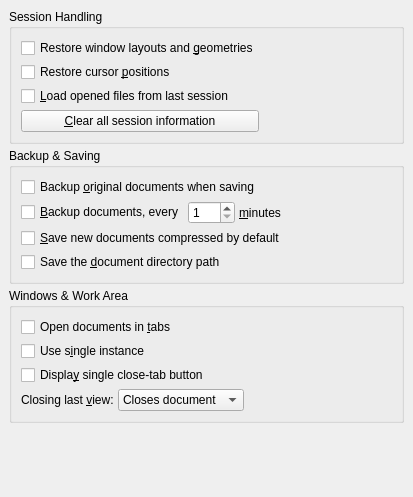
This is src/frontends/qt/ui/PrefDocHandlingUi.ui in cburschka/lyx as Qt 5 draws it before an edit. The edited form follows.
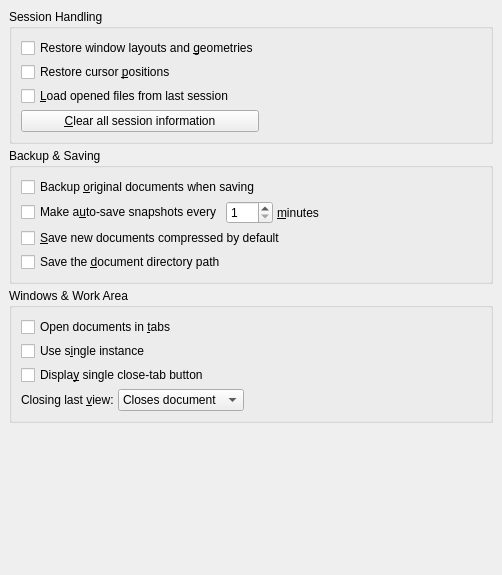
This is the edited form.

Commit message: Differentiate backups from autosave files (#12659)

```diff
--- a/src/frontends/qt/ui/PrefDocHandlingUi.ui
+++ b/src/frontends/qt/ui/PrefDocHandlingUi.ui
@@ -6,8 +6,8 @@
    <rect>
     <x>0</x>
     <y>0</y>
-    <width>413</width>
-    <height>497</height>
+    <width>502</width>
+    <height>575</height>
    </rect>
   </property>
   <property name="sizePolicy">
@@ -100,7 +100,7 @@
         <item>
          <widget class="QCheckBox" name="autoSaveCB">
           <property name="text">
-           <string>&amp;Backup documents, every</string>
+           <string>Make a&amp;uto-save snapshots every</string>
           </property>
          </widget>
         </item>
```
Left out of the diff: 3 changed lines with no effect on the pictures.
